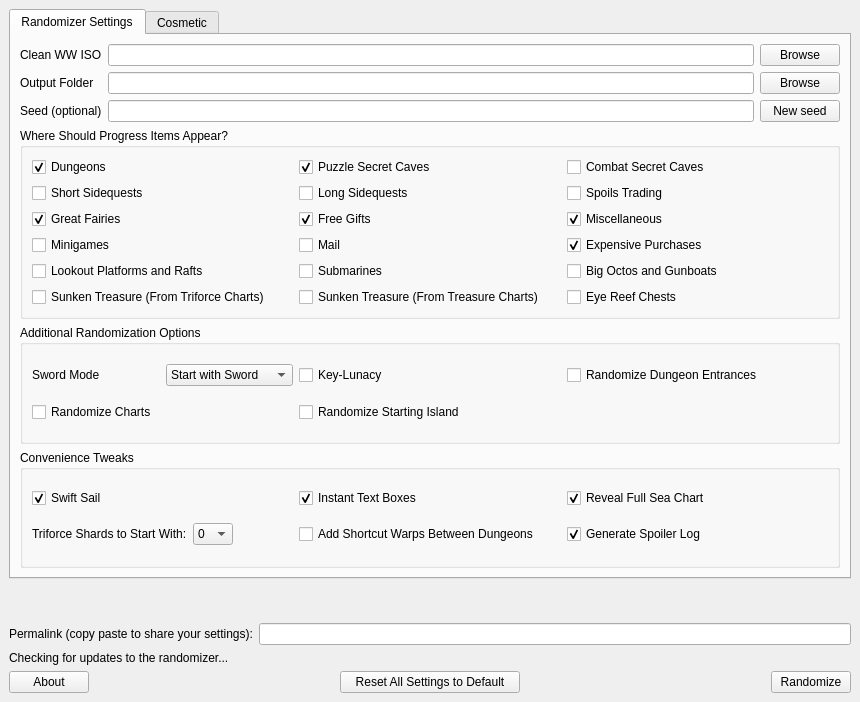
Before: the Qt Designer form ui/randomizer_window.ui in LagoLunatic/wwrando, drawn with Qt 5.
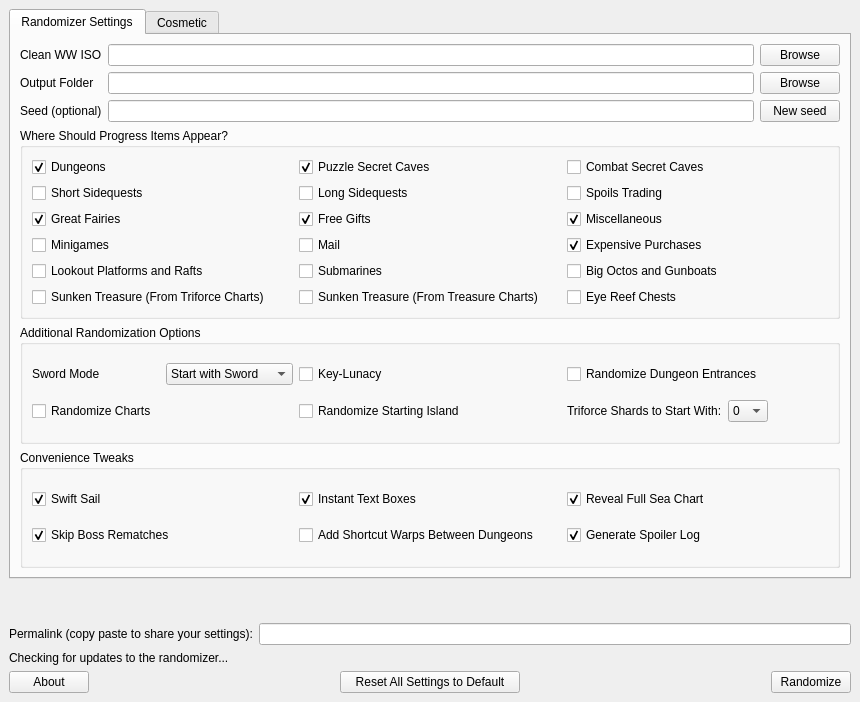
After: the same form once the commit is applied.

Commit message: Add option to skip rematch bosses

What changed in the file:
```diff
--- a/ui/randomizer_window.ui
+++ b/ui/randomizer_window.ui
@@ -321,56 +321,7 @@
                  </item>
                 </layout>
                </item>
-              </layout>
-             </widget>
-            </item>
-            <item>
-             <widget class="QGroupBox" name="groupBox_2">
-              <property name="title">
-               <string>Convenience Tweaks</string>
-              </property>
-              <layout class="QGridLayout" name="gridLayout_4">
-               <item row="0" column="0">
-                <widget class="QCheckBox" name="swift_sail">
-                 <property name="text">
-                  <string>Swift Sail</string>
-                 </property>
-                 <property name="checked">
-                  <bool>true</bool>
-                 </property>
-                </widget>
-               </item>
-               <item row="0" column="2">
-                <widget class="QCheckBox" name="reveal_full_sea_chart">
-                 <property name="text">
-                  <string>Reveal Full Sea Chart</string>
-                 </property>
-                 <property name="checked">
-                  <bool>true</bool>
-                 </property>
-                </widget>
-               </item>
-               <item row="0" column="1">
-                <widget class="QCheckBox" name="instant_text_boxes">
-                 <property name="text">
-                  <string>Instant Text Boxes</string>
-                 </property>
-                 <property name="checked">
-                  <bool>true</bool>
-                 </property>
-                </widget>
-               </item>
                <item row="1" column="2">
-                <widget class="QCheckBox" name="generate_spoiler_log">
-                 <property name="text">
-                  <string>Generate Spoiler Log</string>
-                 </property>
-                 <property name="checked">
-                  <bool>true</bool>
-                 </property>
-                </widget>
-               </item>
-               <item row="1" column="0">
                 <layout class="QHBoxLayout" name="horizontalLayout_2">
                  <item>
                   <widget class="QLabel" name="label_for_num_starting_triforce_shards">
@@ -445,6 +396,55 @@
                  </item>
                 </layout>
                </item>
+              </layout>
+             </widget>
+            </item>
+            <item>
+             <widget class="QGroupBox" name="groupBox_2">
+              <property name="title">
+               <string>Convenience Tweaks</string>
+              </property>
+              <layout class="QGridLayout" name="gridLayout_4">
+               <item row="0" column="0">
+                <widget class="QCheckBox" name="swift_sail">
+                 <property name="text">
+                  <string>Swift Sail</string>
+                 </property>
+                 <property name="checked">
+                  <bool>true</bool>
+                 </property>
+                </widget>
+               </item>
+               <item row="0" column="2">
+                <widget class="QCheckBox" name="reveal_full_sea_chart">
+                 <property name="text">
+                  <string>Reveal Full Sea Chart</string>
+                 </property>
+                 <property name="checked">
+                  <bool>true</bool>
+                 </property>
+                </widget>
+               </item>
+               <item row="0" column="1">
+                <widget class="QCheckBox" name="instant_text_boxes">
+                 <property name="text">
+                  <string>Instant Text Boxes</string>
+                 </property>
+                 <property name="checked">
+                  <bool>true</bool>
+                 </property>
+                </widget>
+               </item>
+               <item row="1" column="2">
+                <widget class="QCheckBox" name="generate_spoiler_log">
+                 <property name="text">
+                  <string>Generate Spoiler Log</string>
+                 </property>
+                 <property name="checked">
+                  <bool>true</bool>
+                 </property>
+                </widget>
+               </item>
                <item row="1" column="1">
                 <widget class="QCheckBox" name="add_shortcut_warps_between_dungeons">
                  <property name="text">
@@ -452,6 +452,16 @@
                  </property>
                 </widget>
                </item>
+               <item row="1" column="0">
+                <widget class="QCheckBox" name="skip_rematch_bosses">
+                 <property name="text">
+                  <string>Skip Boss Rematches</string>
+                 </property>
+                 <property name="checked">
+                  <bool>true</bool>
+                 </property>
+                </widget>
+               </item>
               </layout>
              </widget>
             </item>
```
The commit also changes 10 other files.
